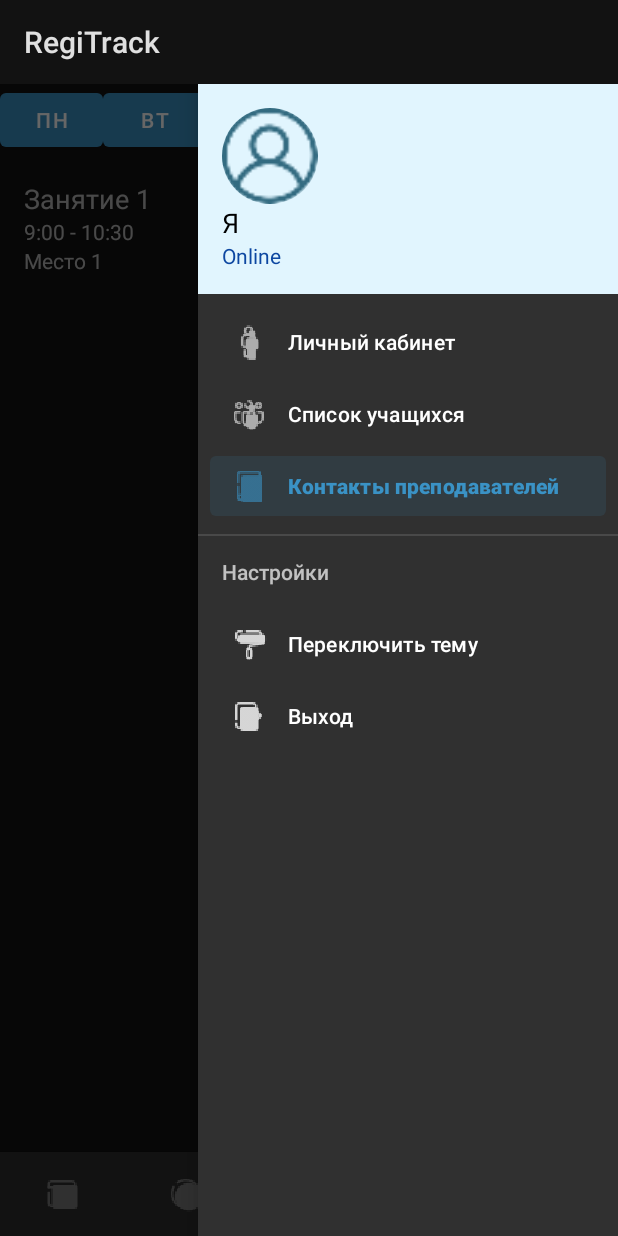
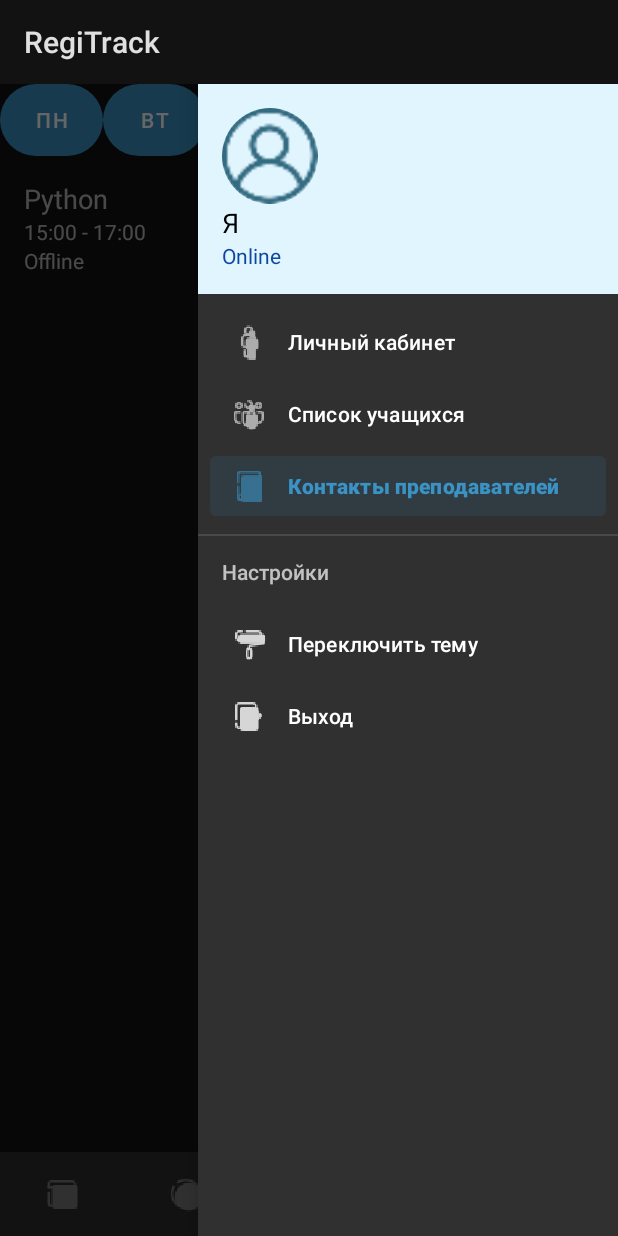
Before and after one commit to Anastassiya0Zabudkina/LastProject, an Android app: the screen it shows after launch (MainActivity), in the side drawer, after a tap on "Переключить тему", on a phone screen of 412 x 824 dp. Run offline under Robolectric (Android 15) with nearby library versions, the phone set to English and light mode, and no system bars; our stand-ins replace CircleImageView; pictures from the network do not load.

Commit message:
az/first commit

```diff
--- a/app/src/main/java/com/example/last/ScheduleFragment.java
+++ b/app/src/main/java/com/example/last/ScheduleFragment.java
@@ -78,13 +78,24 @@ public class ScheduleFragment extends Fragment {
         List<ScheduleItem> data = new ArrayList<>();
 
         // Добавление данных расписания
-        data.add(new ScheduleItem("Занятие 1", "9:00 - 10:30", "Место 1"));
-        data.add(new ScheduleItem("Занятие 2", "11:00 - 12:30", "Место 2"));
-        data.add(new ScheduleItem("Занятие 3", "9:30 - 11:00", "Место 3"));
-        // Добавьте остальные занятия
-        data.add(new ScheduleItem("Занятие 4", "13:00 - 14:30", "Место 4"));
-        data.add(new ScheduleItem("Занятие 5", "15:00 - 16:30", "Место 5"));
-        data.add(new ScheduleItem("Занятие 6", "15:00 - 16:30", "Место 6"));
+
+        //Понедельник:
+        data.add(new ScheduleItem("Python", "15:00 - 17:00", "Offline"));
+        data.add(new ScheduleItem("Python", "17:00 - 19:00", "Offline"));
+        //Вторник:
+        data.add(new ScheduleItem("Java", "15:00 - 17:00", "Offline"));
+        data.add(new ScheduleItem("Java", "17:00 - 19:00", "Offline"));
+        //Среда:
+        data.add(new ScheduleItem("Python", "15:00 - 17:00", "Offline"));
+        data.add(new ScheduleItem("Python", "17:00 - 19:00", "Offline"));
+        //Четверг:
+        data.add(new ScheduleItem("Java", "15:00 - 17:00", "Offline"));
+        data.add(new ScheduleItem("Java", "17:00 - 19:00", "Offline"));
+        //Пятница:
+        data.add(new ScheduleItem("Java", "17:00 - 19:00", "Online"));
+        //Суббота:
+        data.add(new ScheduleItem("Java", "17:00 - 19:00", "Online"));
+
 
         return data;
     }
--- a/app/src/main/res/drawable/rounded_corner_background.xml
+++ b/app/src/main/res/drawable/rounded_corner_background.xml
@@ -1,5 +1,5 @@
 <?xml version="1.0" encoding="utf-8"?>
 <shape xmlns:android="http://schemas.android.com/apk/res/android">
-    <solid android:color="@color/header_background" /> <!-- Цвет заливки фона (можете изменить на нужный вам) -->
-    <corners android:radius="15dp" /> <!-- Радиус закругления углов (можете изменить на нужный вам) -->
+    <solid android:color="@color/header_background" />
+    <corners android:radius="450dp" />
 </shape>
--- a/app/src/main/res/layout/fragment_schedule.xml
+++ b/app/src/main/res/layout/fragment_schedule.xml
@@ -15,39 +15,45 @@
             android:layout_width="0dp"
             android:layout_height="wrap_content"
             android:layout_weight="1"
-            android:text="Пн" />
+            android:text="Пн"
+            android:background="@drawable/rounded_corner_background"/>
 
         <Button
             android:id="@+id/buttonDate2"
             android:layout_width="0dp"
             android:layout_height="wrap_content"
             android:layout_weight="1"
-            android:text="Вт" />
+            android:text="Вт"
+            android:background="@drawable/rounded_corner_background"/>
 
         <Button
             android:id="@+id/buttonDate3"
             android:layout_width="0dp"
             android:layout_height="wrap_content"
             android:layout_weight="1"
-            android:text="Ср" />
+            android:text="Ср"
+            android:background="@drawable/rounded_corner_background"/>
         <Button
             android:id="@+id/buttonDate4"
             android:layout_width="0dp"
             android:layout_height="wrap_content"
             android:layout_weight="1"
-            android:text="Чт" />
+            android:text="Чт"
+            android:background="@drawable/rounded_corner_background"/>
         <Button
             android:id="@+id/buttonDate5"
             android:layout_width="0dp"
             android:layout_height="wrap_content"
             android:layout_weight="1"
-            android:text="Пт" />
+            android:text="Пт"
+            android:background="@drawable/rounded_corner_background"/>
         <Button
             android:id="@+id/buttonDate6"
             android:layout_width="0dp"
             android:layout_height="wrap_content"
             android:layout_weight="1"
-            android:text="Сб" />
+            android:text="Сб"
+            android:background="@drawable/rounded_corner_background"/>
 
 
     </LinearLayout>
```
